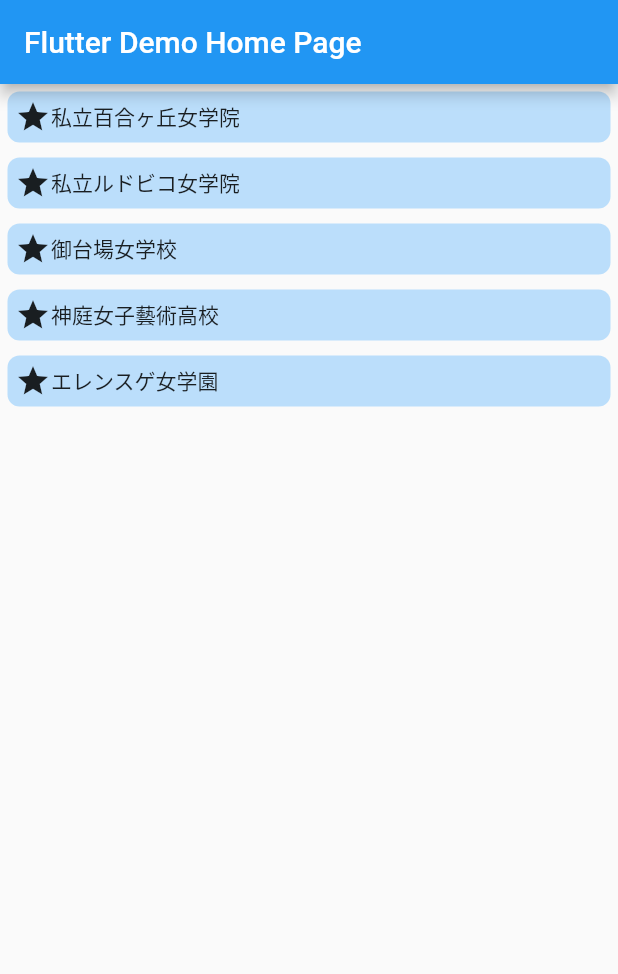
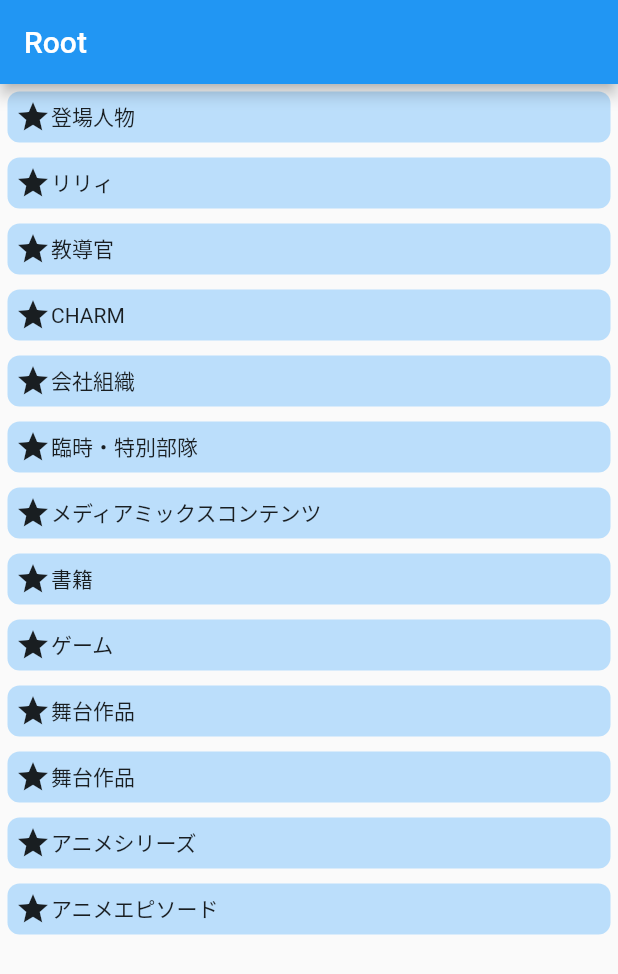
Before and after one commit to botamotch/Flutter, a Flutter app: the screen it shows after launch, on a phone screen of 412 x 824 dp. Shown: the top 974 px of the screen. Run offline on Flutter 3.47's test engine with Material 2 defaults, Android fonts, the light colour scheme and no system bars; Roboto replaces fonts that are missing (NotoSansCJK-Medium).

Commit message:
ページ移動習得
MaterialApp(
      initialRoute: '/',
      routes: <String, WidgetBuilder>{
        '/': (BuildContext) => MyHomePage(title: 'Root'),
        '/Lily': (BuildContext) => MyHomePage(title: 'lily'),
      },
);

```diff
--- a/App1/lib/main.dart
+++ b/App1/lib/main.dart
@@ -15,14 +15,40 @@
         primarySwatch: Colors.blue,
         fontFamily: "NotoSansCJK-Medium",
       ),
-      home: const MyHomePage(title: 'Flutter Demo Home Page'),
+      // home: const MyHomePage(title: 'Flutter Demo Home Page'),
+      initialRoute: '/',
+      routes: <String, WidgetBuilder>{
+        '/': (BuildContext) => MyHomePage(title: 'Root', lang: 'ja'),
+        // '/en': (BuildContext) =>
+        //     MyHomePage(title: 'Flutter Demo Home Page - English', lang: 'en'),
+        '/Character': (BuildContext) =>
+            MyHomePage(title: 'character', lang: 'ja'),
+        '/Lily': (BuildContext) => MyHomePage(title: 'lily', lang: 'ja'),
+        '/Teacher': (BuildContext) => MyHomePage(title: 'teacher', lang: 'ja'),
+        '/Charm': (BuildContext) => MyHomePage(title: 'charm', lang: 'ja'),
+        '/Corporation': (BuildContext) =>
+            MyHomePage(title: 'corporation', lang: 'ja'),
+        '/Taskforce': (BuildContext) =>
+            MyHomePage(title: 'taskforce', lang: 'ja'),
+        '/MediaContent': (BuildContext) =>
+            MyHomePage(title: 'mediacontent', lang: 'ja'),
+        '/Book': (BuildContext) => MyHomePage(title: 'book', lang: 'ja'),
+        '/Game': (BuildContext) => MyHomePage(title: 'game', lang: 'ja'),
+        '/Play': (BuildContext) => MyHomePage(title: 'play', lang: 'ja'),
+        '/AnimeSeries': (BuildContext) =>
+            MyHomePage(title: 'animeseries', lang: 'ja'),
+        '/AnimeEpisode': (BuildContext) =>
+            MyHomePage(title: 'animeepisode', lang: 'ja'),
+      },
     );
   }
 }
 
 class MyHomePage extends StatefulWidget {
-  const MyHomePage({Key? key, required this.title}) : super(key: key);
+  const MyHomePage({Key? key, required this.title, required this.lang})
+      : super(key: key);
   final String title;
+  final String lang;
 
   @override
   State<MyHomePage> createState() => _MyHomePageState();
@@ -32,7 +58,7 @@
   List<Widget> _lily = [];
 
   void _getLilyByGarden(String garden) async {
-    List<String> lilyList = await lily.queryLilyByGarden(garden);
+    List<String> lilyList = await lily.queryLilyByGarden(garden, widget.lang);
     setState(() {
       _lily = [];
       lilyList.forEach((var l) {
@@ -73,6 +99,26 @@
     );
   }
 
+  Widget _buildPushButton(String text, String iris) {
+    return GestureDetector(
+      onTap: () {
+        lily.queryIRI(iris);
+        Navigator.of(context).pushNamed('/' + iris);
+      },
+      child: Container(
+        child: Row(
+          children: [Icon(Icons.star), Text(text)],
+        ),
+        decoration: BoxDecoration(
+          color: Colors.blue.shade100,
+          borderRadius: BorderRadius.circular(8.0),
+        ),
+        padding: const EdgeInsets.all(5),
+        margin: const EdgeInsets.all(5),
+      ),
+    );
+  }
+
   @override
   Widget build(BuildContext context) {
     return Scaffold(
@@ -82,11 +128,38 @@
       body: Center(
         child: ListView(
           children: <Widget>[
-                _buildButton('私立百合ヶ丘女学院', _getLilyByGarden),
-                _buildButton('私立ルドビコ女学院', _getLilyByGarden),
-                _buildButton('御台場女学校', _getLilyByGarden),
-                _buildButton('神庭女子藝術高校', _getLilyByGarden),
-                _buildButton('エレンスゲ女学園', _getLilyByGarden),
+                // GestureDetector(
+                //   onTap: () {
+                //     Navigator.of(context).pushNamed('/en');
+                //   },
+                //   child: Container(
+                //     child: Row(
+                //       children: [
+                //         Icon(Icons.star),
+                //         Text('Move to English Page')
+                //       ],
+                //     ),
+                //     decoration: BoxDecoration(
+                //       color: Colors.red.shade100,
+                //       borderRadius: BorderRadius.circular(8.0),
+                //     ),
+                //     padding: const EdgeInsets.all(5),
+                //     margin: const EdgeInsets.all(5),
+                //   ),
+                // ),
+                _buildPushButton('登場人物', 'Character'),
+                _buildPushButton('リリィ', 'Lily'),
+                _buildPushButton('教導官', 'Teacher'),
+                _buildPushButton('CHARM', 'Charm'),
+                _buildPushButton('会社組織', 'Corporation'),
+                _buildPushButton('臨時・特別部隊', 'Taskforce'),
+                _buildPushButton('メディアミックスコンテンツ', 'MediaContent'),
+                _buildPushButton('書籍', 'Book'),
+                _buildPushButton('ゲーム', 'Game'),
+                _buildPushButton('舞台作品', 'Play'),
+                _buildPushButton('舞台作品', 'Play'),
+                _buildPushButton('アニメシリーズ', 'AnimeSeries'),
+                _buildPushButton('アニメエピソード', 'AnimeEpisode'),
               ] +
               _lily,
         ),
```
Also changed, not shown: App1/lib/lily.dart (+42 -2 lines), App1/pubspec.lock, 1 other file.
